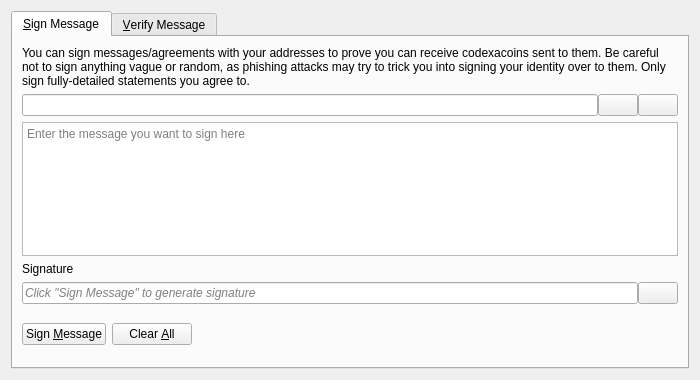
Old version of the form firstislamiccoin-core/src/qt/forms/signverifymessagedialog.ui in the repository firstislamiccoin/firstislamiccoin.
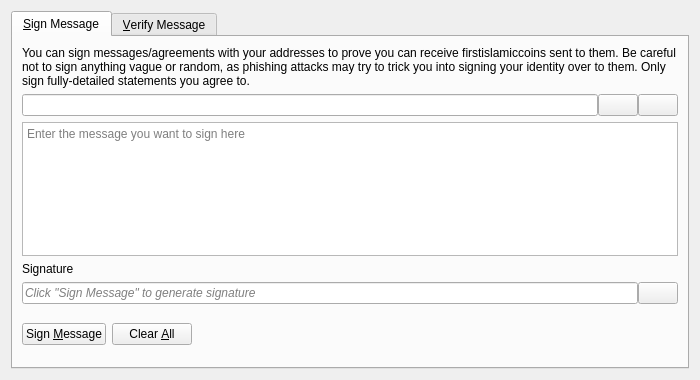
New version of the form. Icons and pictures are not drawn. Custom widgets are drawn as their Qt base class.

Diff of the .ui file:
```diff
--- a/firstislamiccoin-core/src/qt/forms/signverifymessagedialog.ui
+++ b/firstislamiccoin-core/src/qt/forms/signverifymessagedialog.ui
@@ -30,7 +30,7 @@
        <item>
         <widget class="QLabel" name="infoLabel_SM">
          <property name="text">
-          <string>You can sign messages/agreements with your addresses to prove you can receive codexacoins sent to them. Be careful not to sign anything vague or random, as phishing attacks may try to trick you into signing your identity over to them. Only sign fully-detailed statements you agree to.</string>
+          <string>You can sign messages/agreements with your addresses to prove you can receive firstislamiccoins sent to them. Be careful not to sign anything vague or random, as phishing attacks may try to trick you into signing your identity over to them. Only sign fully-detailed statements you agree to.</string>
          </property>
          <property name="textFormat">
           <enum>Qt::PlainText</enum>
```
Left out of the diff: 8 changed lines with no effect on the pictures.
